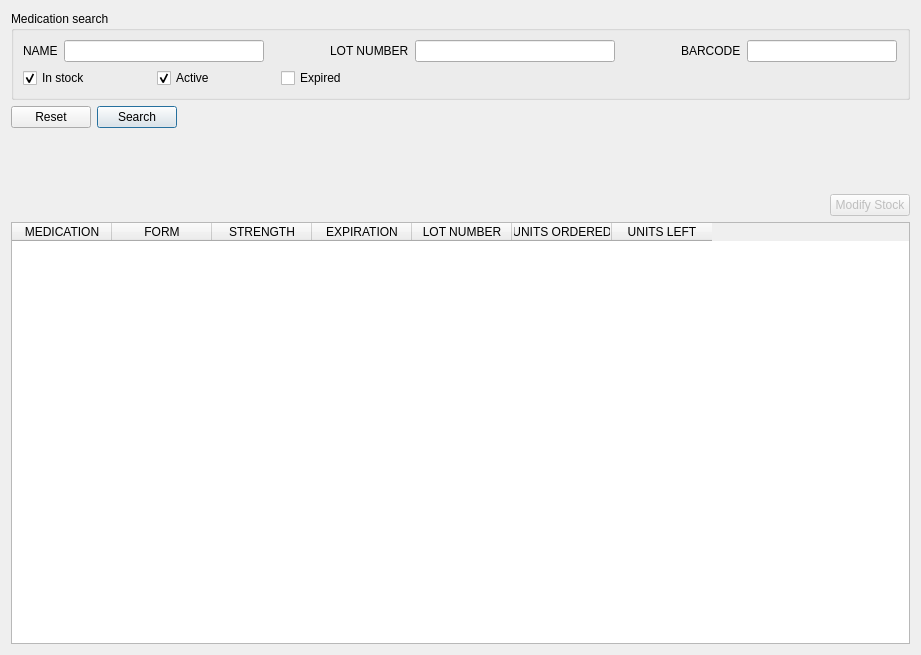
This is mtrack/inventoryframe.ui in kyledevans/Medicine-Track as Qt 5 draws it before an edit. The edited form follows.
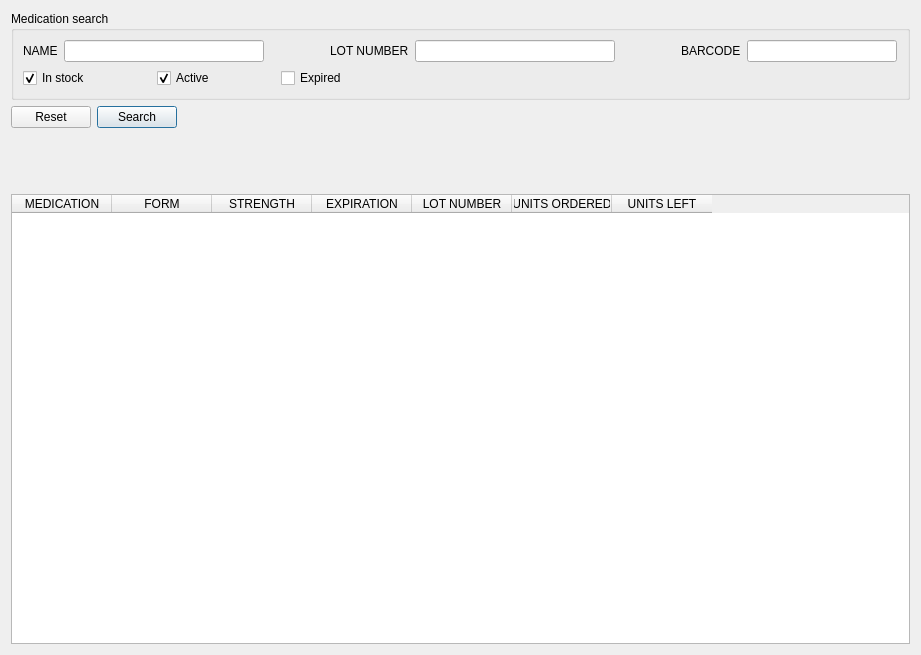
This is the edited form.

Commit message: Removed ability to modify inventory. 	modified:   mtrack/inventoryframe.cpp 	modified:   mtrack/inventoryframe.ui

What changed in the file:
```diff
--- a/mtrack/inventoryframe.ui
+++ b/mtrack/inventoryframe.ui
@@ -273,33 +273,6 @@
      </property>
     </spacer>
    </item>
-   <item>
-    <layout class="QHBoxLayout" name="horizontalLayout_4">
-     <item>
-      <spacer name="horizontalSpacer_8">
-       <property name="orientation">
-        <enum>Qt::Horizontal</enum>
-       </property>
-       <property name="sizeHint" stdset="0">
-        <size>
-         <width>40</width>
-         <height>20</height>
-        </size>
-       </property>
-      </spacer>
-     </item>
-     <item>
-      <widget class="QPushButton" name="modifyButton">
-       <property name="enabled">
-        <bool>false</bool>
-       </property>
-       <property name="text">
-        <string>Modify Stock</string>
-       </property>
-      </widget>
-     </item>
-    </layout>
-   </item>
    <item>
     <widget class="QTableWidget" name="resultTable">
      <property name="contextMenuPolicy">
```
Left out of the diff: 25 changed lines with no effect on the pictures. The commit also changes 1 other file.
